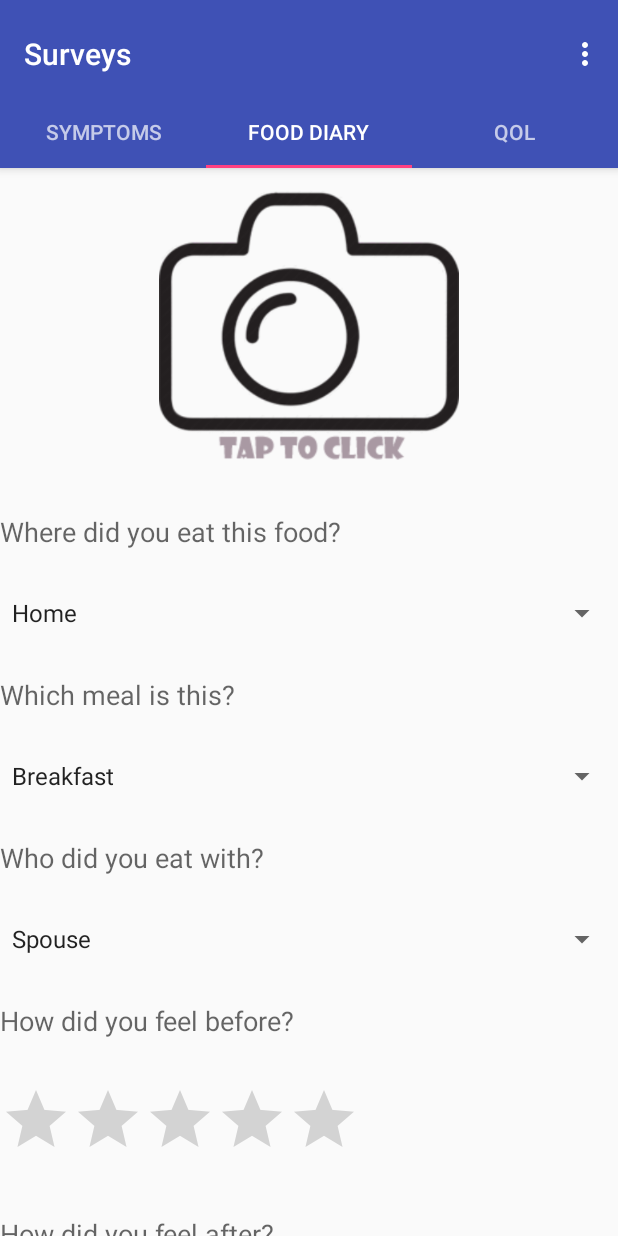
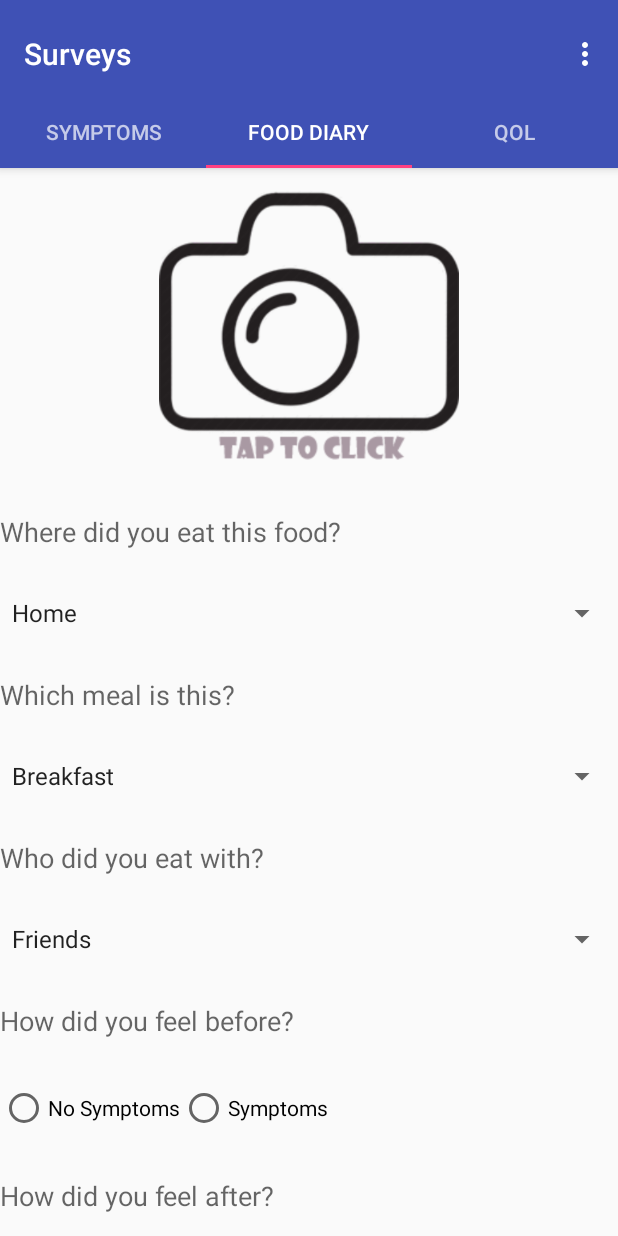
Before and after one commit to raghuvaran/AndroidEoE, an Android app: the Surveys screen opened directly, with no data from a screen before it, tab 2 chosen, on a phone screen of 412 x 824 dp. Run offline under Robolectric (Android 15) with nearby library versions, the phone set to English and light mode, and no system bars.

Commit message:
Modified Food Diary questions

```diff
--- a/app/src/main/java/edu/clemson/eoe/RegActivity.java
+++ b/app/src/main/java/edu/clemson/eoe/RegActivity.java
@@ -318,7 +318,7 @@ if(isOnline()) {
 
         if (sharedPref.getBoolean("my_first_time", true)) {
             sharedPref.edit().putBoolean("my_first_time", false).commit();
-           // sharedPref.edit().putString("patientName", patientName.getText().toString()).commit();
+           sharedPref.edit().putString("patientName", patientName.getText().toString()).commit();
         }
 
         Toast.makeText(getApplicationContext(), "You are now registered", Toast.LENGTH_SHORT).show();
--- a/app/src/main/java/edu/clemson/eoe/Surveys.java
+++ b/app/src/main/java/edu/clemson/eoe/Surveys.java
@@ -26,6 +26,8 @@ import android.widget.Button;
 import android.widget.ImageButton;
 import android.widget.ImageView;
 import android.widget.LinearLayout;
+import android.widget.RadioButton;
+import android.widget.RadioGroup;
 import android.widget.RatingBar;
 import android.widget.Spinner;
 import android.widget.TableLayout;
@@ -78,13 +80,14 @@ public class Surveys extends AppCompatActivity {
         symptoms_s_response[8]=0;
         symptoms_s_response[9]=0;
     }
-    private static final String[] fd_response = new String[6];
+    private static final String[] fd_response = new String[7];
     static {
         fd_response[1]=null;   //where
         fd_response[2]=null;   //which
         fd_response[3]=null;   //who
         fd_response[4]=null;   //feel before
         fd_response[5]=null;   //feel after
+        fd_response[6]=null;   //worry
     }
 
     @Override
@@ -300,8 +303,9 @@ public class Surveys extends AppCompatActivity {
             populateSpinner(rootView, 1, R.id.fd_where_spinner, R.array.fd_where_a);
             populateSpinner(rootView, 2, R.id.fd_which_spinner, R.array.fd_which_a);
             populateSpinner(rootView, 3, R.id.fd_who_spinner, R.array.fd_who_a);
-            setRatingBarListener(rootView, 4, R.id.fd_fB_ratingBar, R.id.fd_fB_res, freqResponse, 0, 0, 0);
-            setRatingBarListener(rootView, 5, R.id.fd_fA_ratingBar, R.id.fd_fA_res, freqResponse, 0, 0, 0);
+            onRadioChange(rootView, 4, R.id.fd_fA);
+            onRadioChange(rootView,5,R.id.fd_fB);
+            onRadioChange(rootView,6,R.id.fd_worry);
 
 
             return rootView;
@@ -398,8 +402,8 @@ public class Surveys extends AppCompatActivity {
             spinner.setOnItemSelectedListener(new AdapterView.OnItemSelectedListener() {
                 @Override
                 public void onItemSelected(AdapterView<?> parent, View view, int position, long id) {
-                    fd_response[q_id]=stringArray[position];
-                    Log.i("selected item",String.valueOf(position)+"and id is"+ stringArray[position]);
+                    fd_response[q_id] = stringArray[position];
+                    Log.i("selected item", String.valueOf(position) + "and id is" + stringArray[position]);
                 }
 
                 @Override
@@ -409,6 +413,18 @@ public class Surveys extends AppCompatActivity {
             });
 
 
+        }
+
+        public void onRadioChange(final View view,int id, int radio){
+            final View v = view;
+            final int q_id = id;
+            final RadioGroup radioGroup = (RadioGroup) view.findViewById(radio);
+            radioGroup.setOnCheckedChangeListener(new RadioGroup.OnCheckedChangeListener() {
+                @Override
+                public void onCheckedChanged(RadioGroup group, int checkedId) {
+                    fd_response[q_id] = ((RadioButton)v.findViewById(checkedId)).getText().toString();
+                }
+            });
         }
 
 
@@ -441,6 +457,7 @@ public class Surveys extends AppCompatActivity {
         for (String i:fd_response){
             Log.i("FoodDiary response","fd_response"+counter+" is "+i);
         }
+        // TODO: 07-04-2016 add database queries here!
     }
 
     /**
--- a/app/src/main/res/layout/food_diary.xml
+++ b/app/src/main/res/layout/food_diary.xml
@@ -35,6 +35,9 @@
                     android:text="@string/fd_where"
                     android:id="@+id/fd_where_q"
                     android:layout_marginBottom="30dp"/>
+
+
+
 
             <Spinner
                     android:layout_width="match_parent"
@@ -85,27 +88,28 @@
                 android:id="@+id/fd_feelBefore"
                 android:layout_marginBottom="30dp" />
 
-            <LinearLayout
+            <RadioGroup
+                android:layout_width="match_parent"
+                android:layout_height="match_parent"
                 android:orientation="horizontal"
-                android:layout_width="match_parent"
-                android:layout_height="match_parent">
-                <RatingBar
+                android:layout_gravity="center_horizontal"
+                android:id="@+id/fd_fB"
+                android:layout_marginBottom="30dp">
+
+                <RadioButton
                     android:layout_width="wrap_content"
                     android:layout_height="wrap_content"
-                    android:id="@+id/fd_fB_ratingBar"
-                    android:layout_marginBottom="30dp"
-                    android:stepSize="1.0" />
+                    android:text="No Symptoms"
+                    android:id="@+id/fd_fB_ns"
+                    android:checked="false" />
 
-                <TextView
+                <RadioButton
                     android:layout_width="wrap_content"
                     android:layout_height="wrap_content"
-                    android:textAppearance="?android:attr/textAppearanceMedium"
-                    android:text="Medium Text"
-                    android:id="@+id/fd_fB_res"
-                    android:visibility="invisible"
-                    android:layout_gravity="center_vertical"
-                    android:layout_marginBottom="15dp" />
-            </LinearLayout>
+                    android:text="Symptoms"
+                    android:id="@+id/fd_fB_s"
+                    android:checked="false" />
+            </RadioGroup>
 
             <TextView
                 android:layout_width="wrap_content"
@@ -115,27 +119,59 @@
                 android:id="@+id/fd_feelAfter"
                 android:layout_marginBottom="30dp" />
 
-            <LinearLayout
+            <RadioGroup
+                android:layout_width="match_parent"
+                android:layout_height="match_parent"
                 android:orientation="horizontal"
-                android:layout_width="match_parent"
-                android:layout_height="match_parent">
-                <RatingBar
+                android:layout_gravity="center_horizontal"
+                android:id="@+id/fd_fA"
+                android:layout_marginBottom="30dp">
+
+                <RadioButton
                     android:layout_width="wrap_content"
                     android:layout_height="wrap_content"
-                    android:id="@+id/fd_fA_ratingBar"
-                    android:layout_marginBottom="30dp"
-                    android:stepSize="1.0" />
+                    android:text="No Symptoms"
+                    android:id="@+id/fd_fA_ns"
+                    android:checked="false" />
 
-                <TextView
+                <RadioButton
                     android:layout_width="wrap_content"
                     android:layout_height="wrap_content"
-                    android:textAppearance="?android:attr/textAppearanceMedium"
-                    android:text="Medium Text"
-                    android:id="@+id/fd_fA_res"
-                    android:visibility="invisible"
-                    android:layout_gravity="center_vertical"
-                    android:layout_marginBottom="15dp" />
-            </LinearLayout>
+                    android:text="Symptoms"
+                    android:id="@+id/fd_fA_s"
+                    android:checked="false" />
+            </RadioGroup>
+
+            <TextView
+                android:layout_width="wrap_content"
+                android:layout_height="wrap_content"
+                android:textAppearance="?android:attr/textAppearanceMedium"
+                android:text="@string/fd_worry"
+                android:id="@+id/fd_worry_q"
+                android:layout_marginBottom="30dp" />
+
+            <RadioGroup
+                android:layout_width="match_parent"
+                android:layout_height="match_parent"
+                android:orientation="horizontal"
+                android:layout_gravity="center_horizontal"
+                android:id="@+id/fd_worry"
+                android:layout_marginBottom="30dp">
+
+                <RadioButton
+                    android:layout_width="wrap_content"
+                    android:layout_height="wrap_content"
+                    android:text="No"
+                    android:id="@+id/fd_worry_n"
+                    android:checked="false" />
+
+                <RadioButton
+                    android:layout_width="wrap_content"
+                    android:layout_height="wrap_content"
+                    android:text="Yes"
+                    android:id="@+id/fd_worry_y"
+                    android:checked="false" />
+            </RadioGroup>
 
             <Button
                 android:layout_width="match_parent"
--- a/app/src/main/res/values/strings.xml
+++ b/app/src/main/res/values/strings.xml
@@ -35,6 +35,7 @@
     <string name="fd_who">Who did you eat with?</string>
     <string name="fd_feelBefore">How did you feel before?</string>
     <string name="fd_feelAfter">How did you feel after?</string>
+    <string name="fd_worry">Are you worried there was something in your meal that make you feel bad?</string>
 
     <string name="ethnicity">Are you Hispanic,Latino or Spanish origin ?</string>
 
@@ -75,10 +76,8 @@
         <item>Lunch</item>
         <item>Snack</item>
         <item>Dinner</item>
-        <item>Beverage</item>
     </string-array>
     <string-array name="fd_who_a">
-        <item>Spouse</item>
         <item>Friends</item>
         <item>Co-workers</item>
         <item>Others</item>
@@ -86,5 +85,6 @@
 
 
     <string name="php_syncUser">https://people.cs.clemson.edu/~rchowda/Projects/EoE/test_app.php</string>
+    <string name="title_activity_user_treatment">UserTreatment</string>
 
 </resources>
--- a/app/src/main/res/values/styles.xml
+++ b/app/src/main/res/values/styles.xml
@@ -34,5 +34,4 @@
     </style>
 
 
-
 </resources>
```
Also changed, not shown: app/src/main/AndroidManifest.xml (+19 -4 lines), app/src/main/java/edu/clemson/eoe/Settings.java (+15 -40 lines), app/src/main/java/edu/clemson/eoe/UserTreatment.java (added, +23 -0 lines), app/src/main/res/layout/activity_user_treatment.xml (added, +26 -0 lines), app/src/main/res/layout/content_user_treatment.xml (added, +25 -0 lines).
